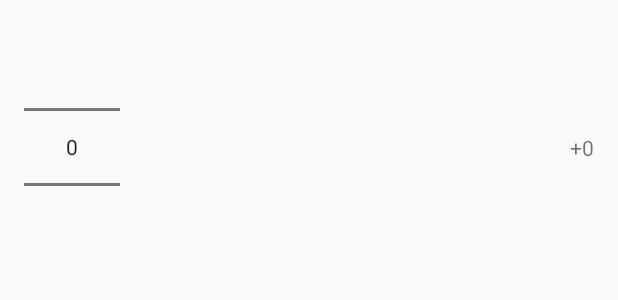
After one commit to austinread/rolladex-android, an Android app: the layout dialog_ability_score.xml on its own in the app's theme, with its tools: preview values and no code run, on a phone screen of 412 x 824 dp. The commit adds this screen. Shown: the top 300 px of the screen. Run offline under Robolectric (Android 15) with nearby library versions, the phone set to English and light mode, and no system bars.

Commit message:
ability score edit dialog

```diff
--- /dev/null
+++ b/app/src/main/res/layout/dialog_ability_score.xml
@@ -0,0 +1,33 @@
+<androidx.constraintlayout.widget.ConstraintLayout xmlns:android="http://schemas.android.com/apk/res/android"
+    xmlns:app="http://schemas.android.com/apk/res-auto"
+    xmlns:tools="http://schemas.android.com/tools"
+    android:layout_width="match_parent"
+    android:layout_height="wrap_content"
+    android:orientation="horizontal">
+
+    <NumberPicker
+        android:id="@+id/np_ability_score"
+        android:layout_width="wrap_content"
+        android:layout_height="wrap_content"
+        android:layout_marginStart="16dp"
+        android:layout_marginLeft="16dp"
+        android:layout_marginTop="8dp"
+        android:layout_marginBottom="8dp"
+        app:layout_constraintBottom_toBottomOf="parent"
+        app:layout_constraintStart_toStartOf="parent"
+        app:layout_constraintTop_toTopOf="parent" />
+
+    <TextView
+        android:id="@+id/tv_ability_dialog_modifier"
+        android:layout_width="wrap_content"
+        android:layout_height="wrap_content"
+        android:layout_marginTop="8dp"
+        android:layout_marginEnd="16dp"
+        android:layout_marginRight="16dp"
+        android:layout_marginBottom="8dp"
+        app:layout_constraintBottom_toBottomOf="parent"
+        app:layout_constraintEnd_toEndOf="parent"
+        app:layout_constraintTop_toTopOf="parent"
+        tools:text="+0" />
+
+</androidx.constraintlayout.widget.ConstraintLayout>
--- a/app/src/main/res/values/strings.xml
+++ b/app/src/main/res/values/strings.xml
@@ -70,4 +70,7 @@
         <item>@string/wizard</item>
     </string-array>
 
+    <string name="cancel">Cancel</string>
+    <string name="update">Update</string>
+
 </resources>
```
Also changed, not shown: app/src/main/java/io/github/austinread/rolladex/dialogs/AbilityScoreDialog.kt (added, +62 -0 lines), app/src/main/java/io/github/austinread/rolladex/fragments/StatsFragment.kt (+58 -3 lines), app/src/main/java/io/github/austinread/rolladex/utils/BindingUtils.kt (+15 -5 lines), app/src/main/res/layout/fragment_stats.xml (+12 -6 lines).
